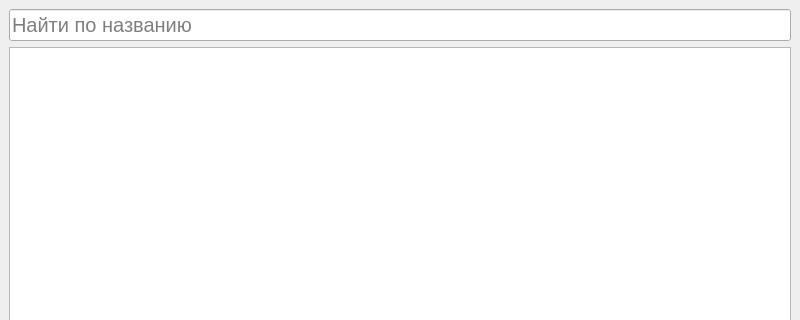
First picture: the form in main.ui, repository Ormlis/Coffee, before the edit; both pictures show x 0 to 800 and y 0 to 320 of the 800 by 600 pixel window.
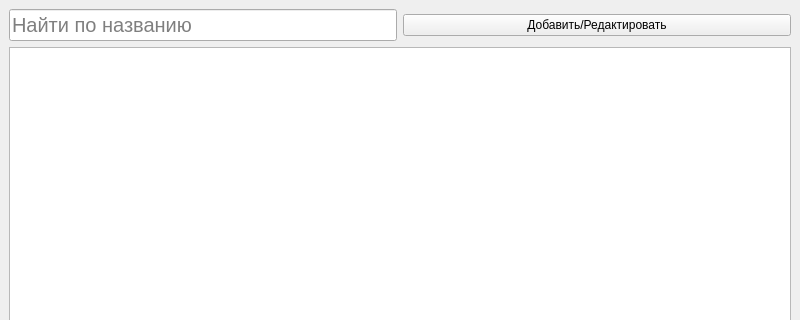
Second picture: the form after the edit.

Patch:
```diff
--- a/main.ui
+++ b/main.ui
@@ -17,6 +17,12 @@
    <layout class="QGridLayout" name="gridLayout">
     <item row="0" column="0">
      <widget class="QLineEdit" name="edit_find">
+      <property name="sizePolicy">
+       <sizepolicy hsizetype="Preferred" vsizetype="Fixed">
+        <horstretch>0</horstretch>
+        <verstretch>0</verstretch>
+       </sizepolicy>
+      </property>
       <property name="font">
        <font>
         <pointsize>15</pointsize>
@@ -27,7 +33,20 @@
       </property>
      </widget>
     </item>
-    <item row="1" column="0">
+    <item row="0" column="1">
+     <widget class="QPushButton" name="pushButton">
+      <property name="sizePolicy">
+       <sizepolicy hsizetype="Preferred" vsizetype="Fixed">
+        <horstretch>0</horstretch>
+        <verstretch>0</verstretch>
+       </sizepolicy>
+      </property>
+      <property name="text">
+       <string>Добавить/Редактировать</string>
+      </property>
+     </widget>
+    </item>
+    <item row="1" column="0" colspan="2">
      <widget class="QTableWidget" name="tableWidget">
       <property name="editTriggers">
        <set>QAbstractItemView::NoEditTriggers</set>
```
